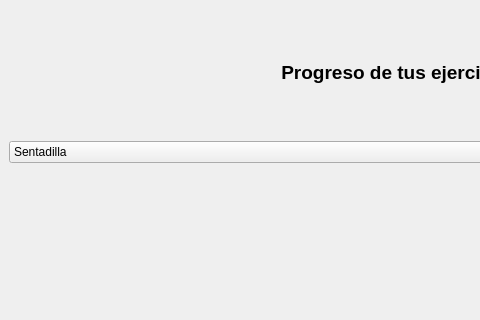
First picture: the form in src/Vista/Ui/VistaProgreso.ui, repository danielreynaa/TrabajoPowerGym, before the edit; both pictures show x 0 to 480 and y 0 to 320 of the 800 by 600 pixel window.
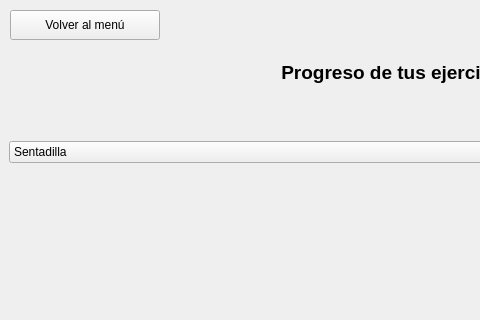
Second picture: the form after the edit.

Diff of the .ui file:
```diff
--- a/src/Vista/Ui/VistaProgreso.ui
+++ b/src/Vista/Ui/VistaProgreso.ui
@@ -14,6 +14,19 @@
    <string>Progreso de Entrenamiento</string>
   </property>
   <widget class="QWidget" name="centralwidget">
+   <widget class="QPushButton" name="btn_volver">
+    <property name="geometry">
+     <rect>
+      <x>10</x>
+      <y>10</y>
+      <width>150</width>
+      <height>30</height>
+     </rect>
+    </property>
+    <property name="text">
+     <string>Volver al menú</string>
+    </property>
+   </widget>
    <layout class="QVBoxLayout" name="verticalLayout">
     
     <item>
```
Left out of the diff: 1 changed line with no effect on the pictures.
